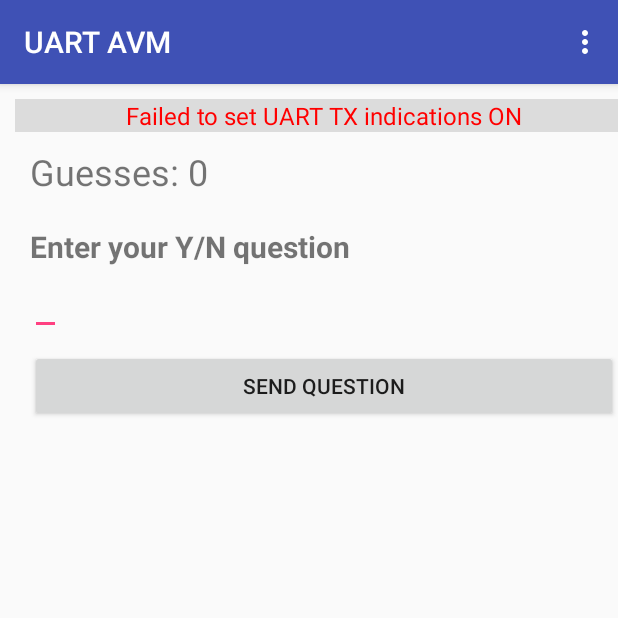
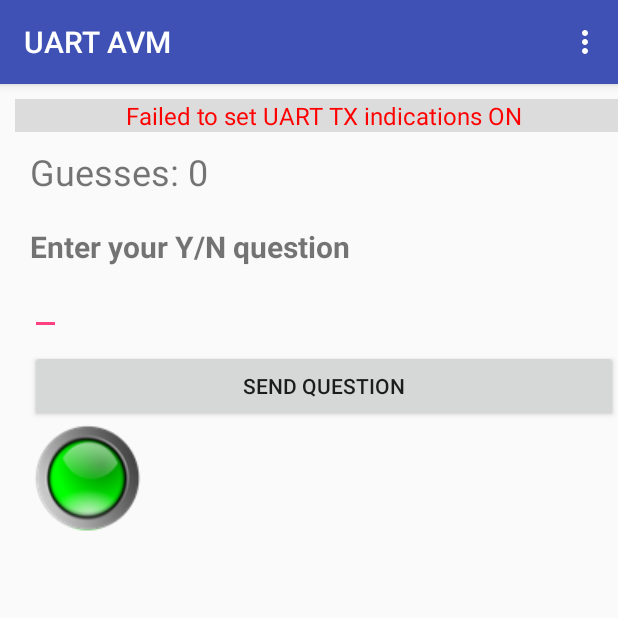
Before and after one commit to laurent33440/android_ble_microbit_client, an Android app: the UartAvmActivity screen opened directly, with no data from a screen before it, on a phone screen of 412 x 824 dp, the top half of it. Run offline under Robolectric (Android 15) with nearby library versions, the phone set to English and light mode, and no system bars; 3 statements that could not run were skipped.

Commit message:
WIP : update UART activity to add drawing on specific message received

```diff
--- a/app/src/main/java/com/bluetooth/mwoolley/microbitbledemo/Constants.java
+++ b/app/src/main/java/com/bluetooth/mwoolley/microbitbledemo/Constants.java
@@ -101,4 +101,7 @@ public class Constants {
 
     public static final String AVM_CORRECT_RESPONSE = "GOT IT!!";
 
+    public static final String AVM_WARNING_RECEIVED = "DANGER";
+
+
 }
--- a/app/src/main/res/layout/activity_uart_avm.xml
+++ b/app/src/main/res/layout/activity_uart_avm.xml
@@ -80,6 +80,14 @@
                 android:text="@string/avm_question_btn"
                 android:onClick="onSendText"/>
 
+            <ImageView
+                android:id="@+id/imageWarning"
+                android:layout_width="wrap_content"
+                android:layout_height="wrap_content"
+                android:src="@drawable/button_green"
+                android:contentDescription="@string/avm_view_warning"
+                />
+
 
         </LinearLayout>
 
--- a/app/src/main/res/values/strings.xml
+++ b/app/src/main/res/values/strings.xml
@@ -104,4 +104,6 @@
     <string name="gamepad_right_on">Right ON</string>
     <string name="gamepad_right_off">Right OFF</string>
 
+    <string name="avm_view_warning">DANGER PIETON OU CYCLISTE</string>
+
 </resources>
```
Also changed, not shown: app/src/main/java/com/bluetooth/mwoolley/microbitbledemo/bluetooth/BleAdapterService.java (+4 -5 lines), app/src/main/java/com/bluetooth/mwoolley/microbitbledemo/ui/UartAvmActivity.java (+17 -7 lines).
